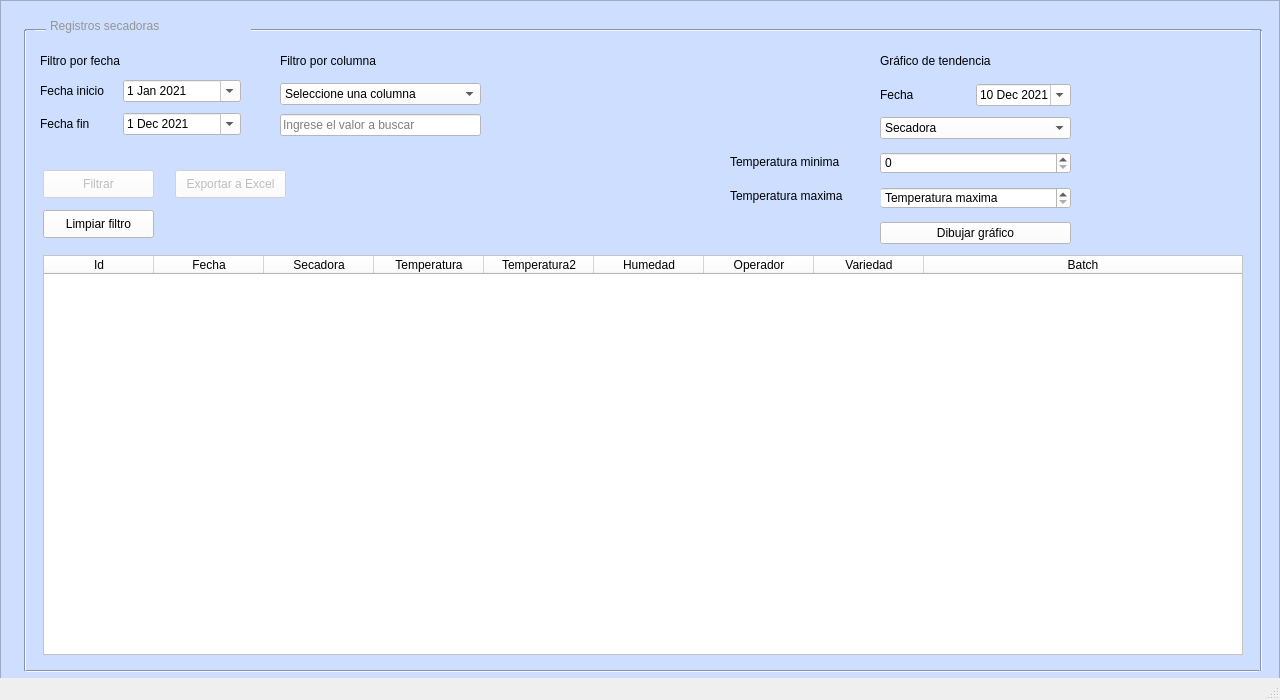
Before: the Qt Designer form ui/main.ui in leofravega51/secadoras-adecco, drawn with Qt 5.
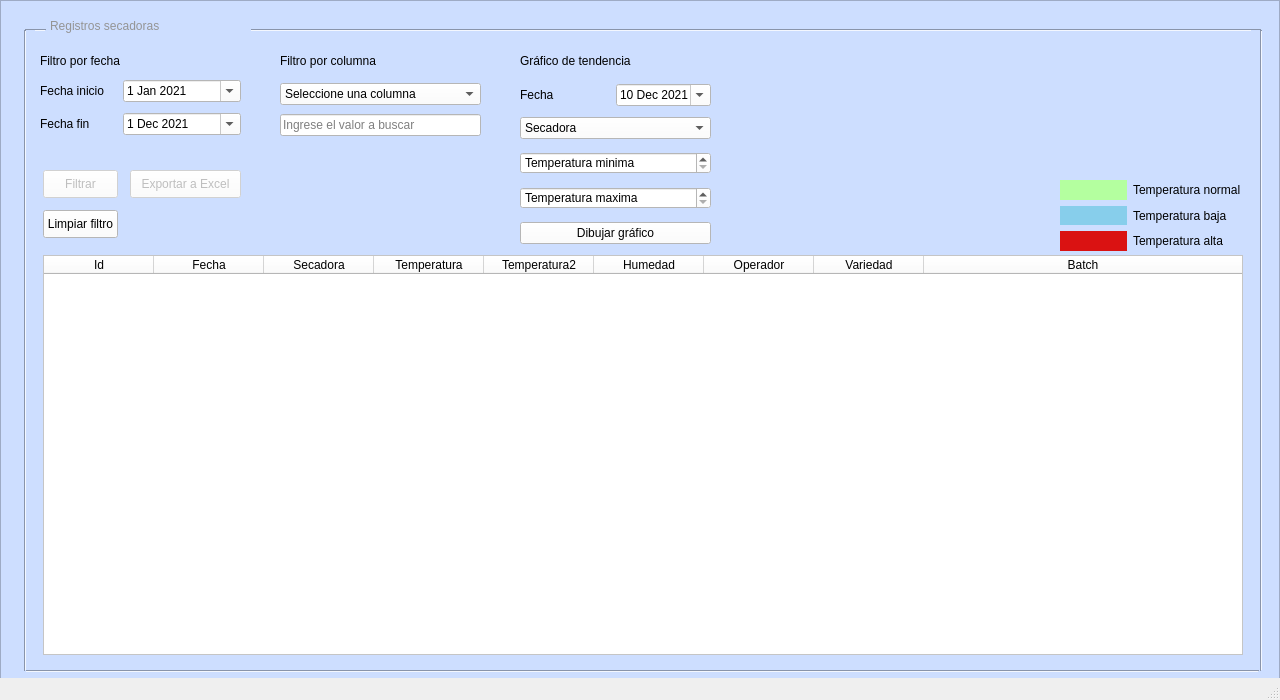
After: the same form once the commit is applied. Icons and pictures are not drawn.

Commit message: Refactoring screens and adding screenshots

What changed in the file:
```diff
--- a/ui/main.ui
+++ b/ui/main.ui
@@ -449,7 +449,7 @@
     <widget class="QWidget" name="gridLayoutWidget">
      <property name="geometry">
       <rect>
-       <x>880</x>
+       <x>520</x>
        <y>80</y>
        <width>191</width>
        <height>31</height>
@@ -506,7 +506,7 @@
     <widget class="QLabel" name="labelChart">
      <property name="geometry">
       <rect>
-       <x>880</x>
+       <x>520</x>
        <y>50</y>
        <width>151</width>
        <height>21</height>
@@ -522,7 +522,7 @@
     <widget class="QWidget" name="gridLayoutWidget_2">
      <property name="geometry">
       <rect>
-       <x>880</x>
+       <x>520</x>
        <y>110</y>
        <width>191</width>
        <height>141</height>
@@ -588,7 +588,7 @@
 font: 75 12pt &quot;Arial Narrow&quot;;</string>
         </property>
         <property name="specialValueText">
-         <string/>
+         <string>Temperatura minima</string>
         </property>
        </widget>
       </item>
@@ -658,7 +658,7 @@
      </property>
      <property name="geometry">
       <rect>
-       <x>175</x>
+       <x>130</x>
        <y>170</y>
        <width>111</width>
        <height>28</height>
@@ -680,7 +680,7 @@
       <rect>
        <x>43</x>
        <y>170</y>
-       <width>111</width>
+       <width>75</width>
        <height>28</height>
       </rect>
      </property>
@@ -700,7 +700,7 @@
       <rect>
        <x>43</x>
        <y>210</y>
-       <width>111</width>
+       <width>75</width>
        <height>28</height>
       </rect>
      </property>
@@ -712,39 +712,80 @@
       <string>Limpiar filtro</string>
      </property>
     </widget>
-    <widget class="QLabel" name="labelTempMin">
+    <widget class="QWidget" name="gridLayoutWidget_3">
      <property name="geometry">
       <rect>
-       <x>730</x>
-       <y>150</y>
-       <width>141</width>
-       <height>23</height>
+       <x>1060</x>
+       <y>180</y>
+       <width>181</width>
+       <height>71</height>
       </rect>
      </property>
-     <property name="styleSheet">
-      <string notr="true">font: 75 14pt &quot;Arial Narrow&quot;;
+     <layout class="QGridLayout" name="gridLayout">
+      <item row="1" column="1">
+       <widget class="QLabel" name="label_2">
+        <property name="styleSheet">
+         <string notr="true">background-color: rgb(135, 206, 235);</string>
+        </property>
+        <property name="text">
+         <string/>
+        </property>
+       </widget>
+      </item>
+      <item row="0" column="1">
+       <widget class="QLabel" name="label_3">
+        <property name="styleSheet">
+         <string notr="true">background-color: rgb(180,255,159);</string>
+        </property>
+        <property name="text">
+         <string/>
+        </property>
+       </widget>
+      </item>
+      <item row="0" column="2">
+       <widget class="QLabel" name="labelTempMin_2">
+        <property name="styleSheet">
+         <string notr="true">font: 75 14pt &quot;Arial Narrow&quot;;
 text-align: &quot;center&quot;;</string>
-     </property>
-     <property name="text">
-      <string>Temperatura minima</string>
-     </property>
-    </widget>
-    <widget class="QLabel" name="labelTempMax">
-     <property name="geometry">
-      <rect>
-       <x>730</x>
-       <y>185</y>
-       <width>151</width>
-       <height>21</height>
-      </rect>
-     </property>
-     <property name="styleSheet">
-      <string notr="true">font: 75 14pt &quot;Arial Narrow&quot;;
+        </property>
+        <property name="text">
+         <string>Temperatura normal</string>
+        </property>
+       </widget>
+      </item>
+      <item row="1" column="2">
+       <widget class="QLabel" name="labelTempMin_3">
+        <property name="styleSheet">
+         <string notr="true">font: 75 14pt &quot;Arial Narrow&quot;;
 text-align: &quot;center&quot;;</string>
-     </property>
-     <property name="text">
-      <string>Temperatura maxima</string>
-     </property>
+        </property>
+        <property name="text">
+         <string>Temperatura baja</string>
+        </property>
+       </widget>
+      </item>
+      <item row="2" column="1">
+       <widget class="QLabel" name="label">
+        <property name="styleSheet">
+         <string notr="true">background-color: rgb(218,18,18);</string>
+        </property>
+        <property name="text">
+         <string/>
+        </property>
+       </widget>
+      </item>
+      <item row="2" column="2">
+       <widget class="QLabel" name="labelTempMin_4">
+        <property name="styleSheet">
+         <string notr="true">font: 75 14pt &quot;Arial Narrow&quot;;
+text-align: &quot;center&quot;;</string>
+        </property>
+        <property name="text">
+         <string>Temperatura alta</string>
+        </property>
+       </widget>
+      </item>
+     </layout>
     </widget>
     <zorder>dataTable</zorder>
     <zorder>formLayoutWidget</zorder>
```
Left out of the diff: 13 changed lines with no effect on the pictures. The commit also changes 6 other files.
